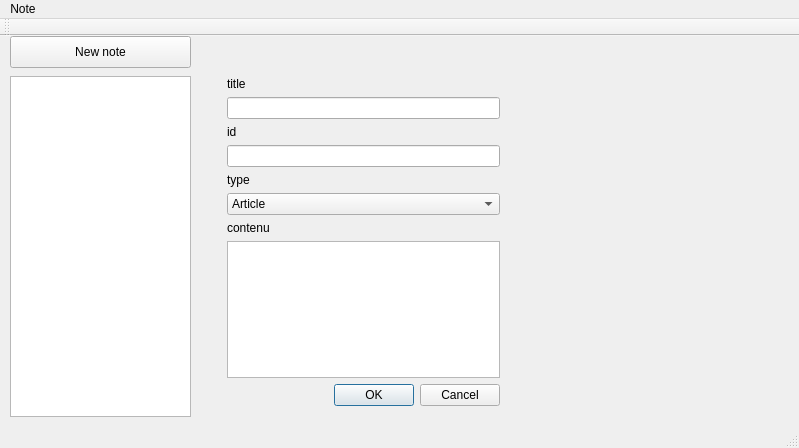
Before: the Qt Designer form PluriNotes/plurinotes.ui in guillaumejounel/PluriNotes, drawn with Qt 5.
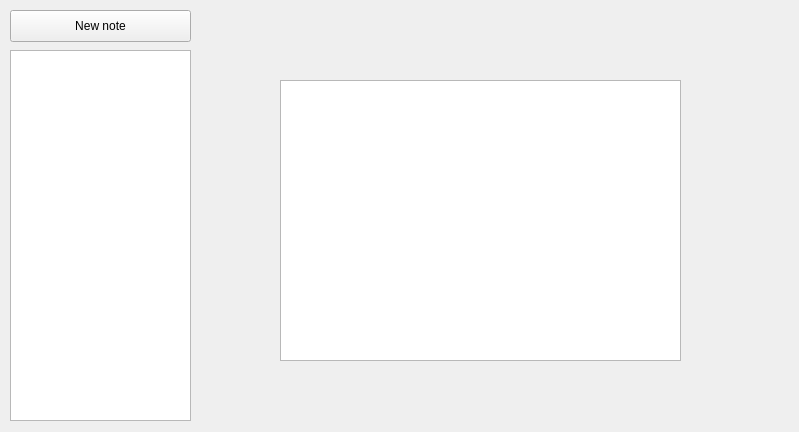
After: the same form once the commit is applied.

Commit message: Added a dsiplayNotePage inside a stackedWidget

Diff of the .ui file:
```diff
--- a/PluriNotes/plurinotes.ui
+++ b/PluriNotes/plurinotes.ui
@@ -7,7 +7,7 @@
     <x>0</x>
     <y>0</y>
     <width>799</width>
-    <height>448</height>
+    <height>432</height>
    </rect>
   </property>
   <property name="windowTitle">
@@ -18,7 +18,7 @@
     <property name="geometry">
      <rect>
       <x>10</x>
-      <y>0</y>
+      <y>10</y>
       <width>181</width>
       <height>32</height>
      </rect>
@@ -27,13 +27,53 @@
      <string>New note</string>
     </property>
    </widget>
+   <widget class="QListWidget" name="listWidget">
+    <property name="geometry">
+     <rect>
+      <x>10</x>
+      <y>50</y>
+      <width>181</width>
+      <height>371</height>
+     </rect>
+    </property>
+   </widget>
+   <widget class="QStackedWidget" name="mainStackedWidget">
+    <property name="geometry">
+     <rect>
+      <x>200</x>
+      <y>10</y>
+      <width>591</width>
+      <height>411</height>
+     </rect>
+    </property>
+    <property name="currentIndex">
+     <number>0</number>
+    </property>
+    <widget class="QWidget" name="displayNotePage">
+     <widget class="QTextEdit" name="noteTextContent">
+      <property name="geometry">
+       <rect>
+        <x>80</x>
+        <y>70</y>
+        <width>401</width>
+        <height>281</height>
+       </rect>
+      </property>
+      <property name="readOnly">
+       <bool>true</bool>
+      </property>
+     </widget>
+     <zorder>formNoteWidget</zorder>
+     <zorder>noteTextContent</zorder>
+    </widget>
+    <widget class="QWidget" name="newNotePage">
    <widget class="QWidget" name="formNoteWidget" native="true">
     <property name="geometry">
      <rect>
-      <x>210</x>
-      <y>30</y>
+        <x>0</x>
+        <y>0</y>
       <width>301</width>
-      <height>351</height>
+        <height>411</height>
      </rect>
     </property>
     <layout class="QFormLayout" name="noteCreation">
@@ -102,67 +142,9 @@
      </item>
     </layout>
    </widget>
-   <widget class="QLabel" name="typeLabel_3">
-    <property name="geometry">
-     <rect>
-      <x>620</x>
-      <y>560</y>
-      <width>27</width>
-      <height>20</height>
-     </rect>
-    </property>
-    <property name="text">
-     <string/>
-    </property>
-   </widget>
-   <widget class="QListWidget" name="listWidget">
-    <property name="geometry">
-     <rect>
-      <x>10</x>
-      <y>40</y>
-      <width>181</width>
-      <height>341</height>
-     </rect>
-    </property>
+    </widget>
    </widget>
   </widget>
-  <widget class="QMenuBar" name="menuBar">
-   <property name="geometry">
-    <rect>
-     <x>0</x>
-     <y>0</y>
-     <width>799</width>
-     <height>28</height>
-    </rect>
-   </property>
-   <widget class="QMenu" name="menuPluriNotes">
-    <property name="title">
-     <string>Note</string>
-    </property>
-    <addaction name="actionNouvelle"/>
-    <addaction name="actionHopla"/>
-   </widget>
-   <addaction name="menuPluriNotes"/>
-  </widget>
-  <widget class="QToolBar" name="mainToolBar">
-   <attribute name="toolBarArea">
-    <enum>TopToolBarArea</enum>
-   </attribute>
-   <attribute name="toolBarBreak">
-    <bool>false</bool>
-   </attribute>
-  </widget>
-  <widget class="QStatusBar" name="statusBar"/>
-  <action name="actionNouvelle">
-   <property name="text">
-    <string>Nouvelle</string>
-   </property>
-  </action>
-  <action name="actionHopla">
-   <property name="text">
-    <string>Hopla</string>
-   </property>
-  </action>
  </widget>
  <layoutdefault spacing="6" margin="11"/>
  <resources/>
```
Left out of the diff: 115 changed lines with no effect on the pictures. Lines whose indentation alone changed are shown as unchanged. The commit also changes 3 other files.
